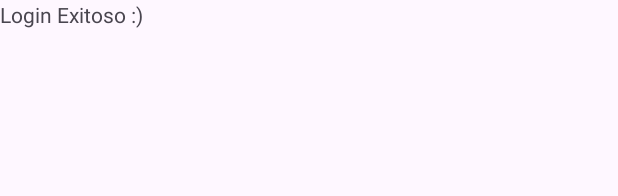
After one commit to eugeniachareun/PRG-MOV-AO1, an Android app: the layout activity_contacts.xml on its own in the app's theme, with its tools: preview values and no code run, on a phone screen of 412 x 824 dp. The commit adds this screen. Shown: the top 196 px of the screen. Run offline under Robolectric (Android 15) with nearby library versions, the phone set to English and light mode, and no system bars.

Commit message:
Implement Login Logic | Add ContactsActivity skeleton

```diff
--- a/app/src/main/AndroidManifest.xml
+++ b/app/src/main/AndroidManifest.xml
@@ -13,6 +13,9 @@
         android:theme="@style/Theme.AO1"
         tools:targetApi="31">
         <activity
+            android:name=".view.ContactsActivity"
+            android:exported="false" />
+        <activity
             android:name=".view.MainActivity"
             android:exported="true">
             <intent-filter>
--- /dev/null
+++ b/app/src/main/res/layout/activity_contacts.xml
@@ -0,0 +1,17 @@
+<?xml version="1.0" encoding="utf-8"?>
+<androidx.constraintlayout.widget.ConstraintLayout xmlns:android="http://schemas.android.com/apk/res/android"
+    xmlns:app="http://schemas.android.com/apk/res-auto"
+    xmlns:tools="http://schemas.android.com/tools"
+    android:id="@+id/main"
+    android:layout_width="match_parent"
+    android:layout_height="match_parent"
+    tools:context=".view.ContactsActivity">
+
+    <TextView
+        android:id="@+id/textView"
+        android:layout_width="wrap_content"
+        android:layout_height="wrap_content"
+        android:text="Login Exitoso :) "
+        tools:layout_editor_absoluteX="193dp"
+        tools:layout_editor_absoluteY="300dp" />
+</androidx.constraintlayout.widget.ConstraintLayout>
--- a/app/src/main/res/layout/activity_main.xml
+++ b/app/src/main/res/layout/activity_main.xml
@@ -64,7 +64,7 @@
         tools:ignore="Autofill" />
 
     <Button
-        android:id="@+id/button"
+        android:id="@+id/loginButton"
         android:layout_width="wrap_content"
         android:layout_height="wrap_content"
         android:layout_marginTop="56dp"
```
Also changed, not shown: app/src/main/java/com/chareun410/miagenda/interactor/LoginInteractor.java (added, +18 -0 lines), app/src/main/java/com/chareun410/miagenda/view/ContactsActivity.java (added, +23 -0 lines), app/src/main/java/com/chareun410/miagenda/view/MainActivity.java (+27 -0 lines).
